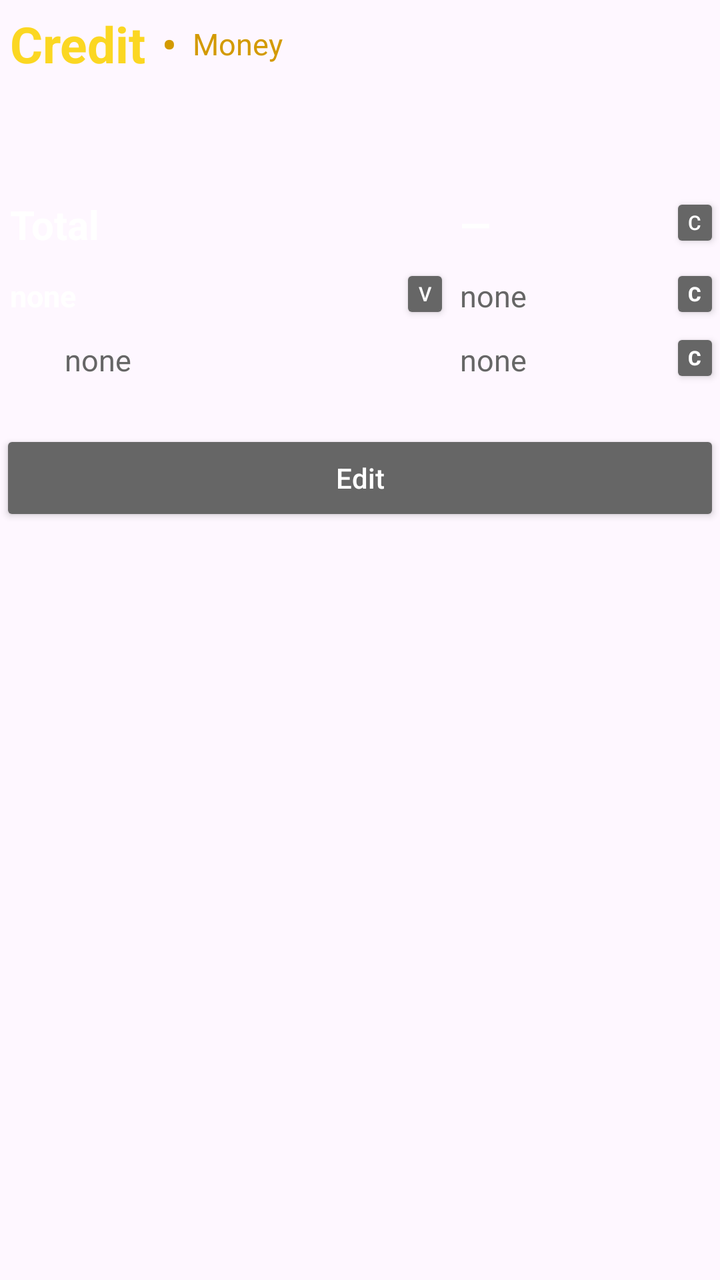
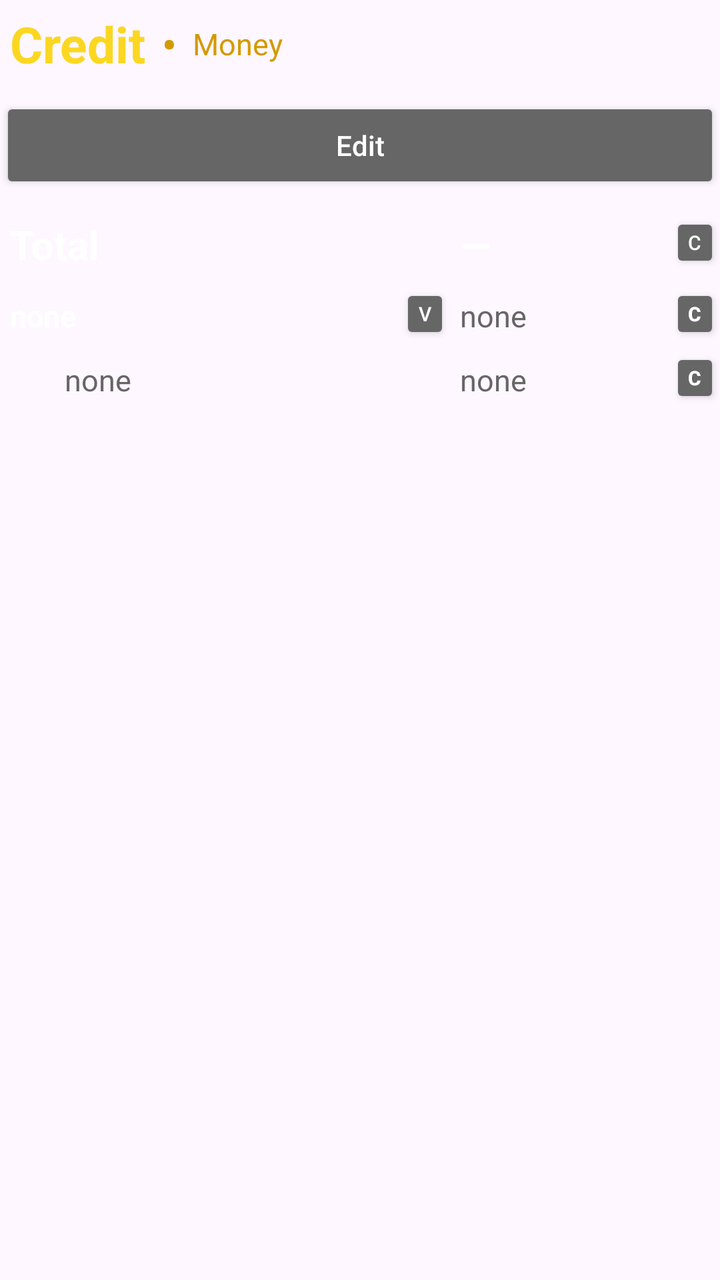

Screens rendered from an Android XML layout before and after an edit, with the pre-edit source and the edit as a unified diff.
<!-- AndroidManifest.xml: application theme Theme.Money -->
<!-- res/layout/iii_credit.xml -->
<?xml version="1.0" encoding="utf-8"?>
<androidx.constraintlayout.widget.ConstraintLayout
    xmlns:android="http://schemas.android.com/apk/res/android"
    xmlns:app="http://schemas.android.com/apk/res-auto"
    android:layout_width="match_parent"
    android:layout_height="match_parent">

    
    <LinearLayout
        android:id="@+id/main_action_bar"
        android:layout_width="wrap_content"
        android:layout_height="wrap_content"
        android:gravity="center"
        android:orientation="horizontal"

        app:layout_constraintStart_toStartOf="parent"
        app:layout_constraintTop_toTopOf="parent">

        
        <TextView
            android:id="@+id/b_ab_credit"
            android:text="@string/b_ab_credit"

            android:layout_width="wrap_content"
            android:layout_height="wrap_content"

            android:padding="5dp"
            android:textStyle="bold"
            android:textSize="25sp"
            android:textColor="#fbd722"/>

        
        <TextView
            android:text="@string/ab_separator"

            android:layout_width="wrap_content"
            android:layout_height="wrap_content"

            android:padding="3dp"
            android:textStyle="bold"
            android:textSize="20sp"
            android:textColor="#d39a00"/>

        
        <TextView
            android:id="@+id/b_ab_history"
            android:text="@string/ab_money"

            android:layout_width="wrap_content"
            android:layout_height="wrap_content"
            android:clickable="true"
            android:focusable="true"

            android:padding="5dp"
            android:textSize="15sp"
            android:textColor="#d39a00"/>
    </LinearLayout>

    <ScrollView
        android:id="@+id/scroll_view"
        android:layout_width="0dp"
        android:layout_height="wrap_content"
        android:layout_marginTop="48dp"

        app:layout_constraintStart_toStartOf="parent"
        app:layout_constraintEnd_toEndOf="parent"
        app:layout_constraintTop_toBottomOf="@id/main_action_bar">

        
        <LinearLayout
            android:layout_width="match_parent"
            android:layout_height="wrap_content"
            android:orientation="vertical">

            
            <LinearLayout
                android:layout_width="match_parent"
                android:layout_height="wrap_content"
                android:baselineAligned="false"
                android:orientation="horizontal">

                
                <LinearLayout
                    android:id="@+id/enter_bar"
                    android:layout_width="0dp"
                    android:layout_height="wrap_content"
                    android:layout_weight="1.25"

                    android:orientation="vertical">

                    <LinearLayout
                        android:layout_width="match_parent"
                        android:layout_height="wrap_content"
                        android:gravity="center_vertical"
                        android:orientation="horizontal" />

                    <LinearLayout
                        android:layout_width="match_parent"
                        android:layout_height="wrap_content"
                        android:gravity="center_vertical"
                        android:orientation="horizontal">

                        <TextView
                            android:layout_width="0dp"
                            android:layout_height="wrap_content"
                            android:layout_weight="1"
                            android:padding="5dp"
                            android:text="@string/cr_d_total"
                            android:textColor="#FFFFFF"
                            android:textSize="20sp"
                            android:textStyle="bold" />

                    </LinearLayout>

                    <LinearLayout
                        android:id="@+id/p2"
                        android:layout_width="match_parent"
                        android:layout_height="wrap_content"
                        android:gravity="center_vertical"
                        android:orientation="horizontal">

                        <TextView
                            android:layout_width="0dp"
                            android:textStyle="bold"
                            android:layout_height="wrap_content"
                            android:layout_weight="1"
                            android:padding="5dp"
                            android:text="@string/cr_d_name"
                            android:textColor="#FFFFFF"
                            android:textSize="15sp" />

                        <androidx.appcompat.widget.AppCompatButton
                            android:id="@+id/cr_b_name"
                            android:layout_width="25dp"
                            android:layout_height="30dp"
                            android:backgroundTint="#666666"
                            android:padding="0dp"
                            android:text="@string/cr_b_name"
                            android:textColor="#FFFFFF"
                            android:textSize="10sp"/>
                    </LinearLayout>


                    <TextView
                        android:layout_width="match_parent"
                        android:layout_height="wrap_content"
                        android:padding="5dp"
                        android:text="@string/cr_d_date"
                        android:textColor="#666666"
                        android:textSize="15sp" />

                </LinearLayout>

                
                <LinearLayout
                    android:id="@+id/input_bar"
                    android:layout_width="0dp"
                    android:layout_height="wrap_content"
                    android:layout_weight="0.75"
                    android:orientation="vertical">

                    <LinearLayout
                        android:id="@+id/total"
                        android:layout_width="match_parent"
                        android:layout_height="wrap_content"
                        android:gravity="center_vertical"
                        android:orientation="horizontal">

                        <TextView
                            android:id="@+id/cr_s_total"
                            android:layout_width="0dp"
                            android:layout_height="wrap_content"
                            android:layout_weight="1"
                            android:background="@null"
                            android:hint="@string/cr_s_total"
                            android:importantForAutofill="no"

                            android:inputType="numberDecimal"
                            android:padding="5dp"

                            android:text="@string/cr_s_total"
                            android:textColor="#FFFFFF"
                            android:textColorHint="#666666"
                            android:textSize="20sp"
                            android:textStyle="bold" />

                        <androidx.appcompat.widget.AppCompatButton
                            android:id="@+id/cr_s_b_total"
                            android:layout_width="25dp"
                            android:layout_height="30dp"
                            android:backgroundTint="#666666"
                            android:padding="0dp"
                            android:text="@string/cr_s_b_total"
                            android:textAllCaps="false"
                            android:textColor="#FFFFFF"
                            android:textSize="10sp" />
                    </LinearLayout>

                    <LinearLayout
                        android:id="@+id/name"
                        android:layout_width="match_parent"
                        android:layout_height="wrap_content"
                        android:gravity="center_vertical"
                        android:orientation="horizontal">

                        <EditText
                            android:id="@+id/cr_s_name"
                            android:layout_width="match_parent"

                            android:layout_height="wrap_content"
                            android:layout_weight="1"
                            android:background="@null"
                            android:hint="@string/cr_s_name"
                            android:importantForAutofill="no"
                            android:inputType="text"
                            android:padding="5dp"
                            android:textColor="#666666"
                            android:textColorHint="#666666"
                            android:textSize="15sp" />

                        <androidx.appcompat.widget.AppCompatButton
                            android:id="@+id/cr_s_b_name"
                            android:layout_width="25dp"
                            android:layout_height="30dp"
                            android:backgroundTint="#666666"
                            android:padding="0dp"
                            android:text="@string/cr_s_b_name"
                            android:textAllCaps="false"
                            android:textColor="#FFFFFF"
                            android:textSize="10sp"
                            android:textStyle="bold" />
                    </LinearLayout>

                    <LinearLayout
                        android:id="@+id/date"
                        android:layout_width="match_parent"
                        android:layout_height="wrap_content"
                        android:gravity="center_vertical"
                        android:orientation="horizontal">

                        <EditText
                            android:id="@+id/cr_s_date"
                            android:layout_width="match_parent"

                            android:layout_height="wrap_content"
                            android:layout_weight="1"
                            android:background="@null"
                            android:hint="@string/cr_s_date"
                            android:importantForAutofill="no"
                            android:inputType="text"
                            android:padding="5dp"
                            android:textColor="#666666"
                            android:textColorHint="#666666"
                            android:textSize="15sp" />

                        <androidx.appcompat.widget.AppCompatButton
                            android:id="@+id/cr_s_b_date"
                            android:layout_width="25dp"
                            android:layout_height="30dp"
                            android:backgroundTint="#666666"
                            android:padding="0dp"
                            android:text="@string/cr_s_b_date"
                            android:textAllCaps="false"
                            android:textColor="#FFFFFF"
                            android:textSize="10sp"
                            android:textStyle="bold" />
                    </LinearLayout>
                </LinearLayout>
            </LinearLayout>
        </LinearLayout>
    </ScrollView>

    
    <LinearLayout
        android:id="@+id/button_bar"
        android:layout_marginTop="20dp"
        android:orientation="horizontal"

        app:layout_constraintStart_toStartOf="parent"
        app:layout_constraintEnd_toEndOf="parent"
        app:layout_constraintTop_toBottomOf="@id/scroll_view"
        android:layout_width="0dp"
        android:layout_height="wrap_content"
        android:gravity="center">

        <androidx.appcompat.widget.AppCompatButton
            android:id="@+id/cr_b_edit"
            android:backgroundTint="#666666"
            android:text="@string/cr_b_edit"
            android:textAllCaps="false"
            android:textColor="#FFFFFF"
            android:layout_width="match_parent"
            android:layout_height="wrap_content"/>

    </LinearLayout>
</androidx.constraintlayout.widget.ConstraintLayout>
<!-- resources referenced by this layout -->
<resources>
  <string name="ab_money">        Money</string>
  <string name="ab_separator">    •</string>
  <string name="b_ab_credit">     Credit</string>
  <string name="cr_b_edit">       Edit</string>
  <string name="cr_b_name">       v</string>
  <string name="cr_d_date">       ㅤㅤnone</string>
  <string name="cr_d_name">       noneㅤㅤ</string>
  <string name="cr_d_total">      Totalㅤㅤ</string>
  <string name="cr_s_b_date">     C</string>
  <string name="cr_s_b_name">     C</string>
  <string name="cr_s_b_total">    C</string>
  <string name="cr_s_date">       noneㅤㅤ</string>
  <string name="cr_s_name">       noneㅤㅤ</string>
  <string name="cr_s_total">      —ㅤㅤ</string>
  <style name="Theme.Money" parent="Theme.Material3.DayNight.NoActionBar">
          
          <item name="colorPrimary">@color/purple_500</item>
          <item name="colorPrimaryVariant">@color/purple_700</item>
          <item name="colorOnPrimary">@color/white</item>
          
          <item name="colorSecondary">@color/teal_200</item>
          <item name="colorSecondaryVariant">@color/teal_700</item>
          <item name="colorOnSecondary">@color/black</item>
          
          <item name="android:statusBarColor">?attr/colorPrimaryVariant</item>
          
      </style>
  <color name="purple_500">#d39a00</color>
  <color name="purple_700">#d39a00</color>
  <color name="white">#FFFFFFFF</color>
  <color name="teal_200">#fbd722</color>
  <color name="teal_700">#fbd722</color>
  <color name="black">#FF000000</color>
</resources>

<!-- the commit's change to res/layout/iii_credit.xml (unified diff, before → after) -->
@@ -56,232 +56,16 @@
             android:textColor="#d39a00"/>
     </LinearLayout>
 
-    <ScrollView
-        android:id="@+id/scroll_view"
+    <LinearLayout
+        android:id="@+id/button_bar"
         android:layout_width="0dp"
         android:layout_height="wrap_content"
-        android:layout_marginTop="48dp"
-
+        android:layout_marginTop="5dp"
+        android:gravity="center"
+        android:orientation="horizontal"
+        app:layout_constraintTop_toBottomOf="@id/main_action_bar"
         app:layout_constraintStart_toStartOf="parent"
-        app:layout_constraintEnd_toEndOf="parent"
-        app:layout_constraintTop_toBottomOf="@id/main_action_bar">
-
-        
-        <LinearLayout
-            android:layout_width="match_parent"
-            android:layout_height="wrap_content"
-            android:orientation="vertical">
-
-            
-            <LinearLayout
-                android:layout_width="match_parent"
-                android:layout_height="wrap_content"
-                android:baselineAligned="false"
-                android:orientation="horizontal">
-
-                
-                <LinearLayout
-                    android:id="@+id/enter_bar"
-                    android:layout_width="0dp"
-                    android:layout_height="wrap_content"
-                    android:layout_weight="1.25"
-
-                    android:orientation="vertical">
-
-                    <LinearLayout
-                        android:layout_width="match_parent"
-                        android:layout_height="wrap_content"
-                        android:gravity="center_vertical"
-                        android:orientation="horizontal" />
-
-                    <LinearLayout
-                        android:layout_width="match_parent"
-                        android:layout_height="wrap_content"
-                        android:gravity="center_vertical"
-                        android:orientation="horizontal">
-
-                        <TextView
-                            android:layout_width="0dp"
-                            android:layout_height="wrap_content"
-                            android:layout_weight="1"
-                            android:padding="5dp"
-                            android:text="@string/cr_d_total"
-                            android:textColor="#FFFFFF"
-                            android:textSize="20sp"
-                            android:textStyle="bold" />
-
-                    </LinearLayout>
-
-                    <LinearLayout
-                        android:id="@+id/p2"
-                        android:layout_width="match_parent"
-                        android:layout_height="wrap_content"
-                        android:gravity="center_vertical"
-                        android:orientation="horizontal">
-
-                        <TextView
-                            android:layout_width="0dp"
-                            android:textStyle="bold"
-                            android:layout_height="wrap_content"
-                            android:layout_weight="1"
-                            android:padding="5dp"
-                            android:text="@string/cr_d_name"
-                            android:textColor="#FFFFFF"
-                            android:textSize="15sp" />
-
-                        <androidx.appcompat.widget.AppCompatButton
-                            android:id="@+id/cr_b_name"
-                            android:layout_width="25dp"
-                            android:layout_height="30dp"
-                            android:backgroundTint="#666666"
-                            android:padding="0dp"
-                            android:text="@string/cr_b_name"
-                            android:textColor="#FFFFFF"
-                            android:textSize="10sp"/>
-                    </LinearLayout>
-
-
-                    <TextView
-                        android:layout_width="match_parent"
-                        android:layout_height="wrap_content"
-                        android:padding="5dp"
-                        android:text="@string/cr_d_date"
-                        android:textColor="#666666"
-                        android:textSize="15sp" />
-
-                </LinearLayout>
-
-                
-                <LinearLayout
-                    android:id="@+id/input_bar"
-                    android:layout_width="0dp"
-                    android:layout_height="wrap_content"
-                    android:layout_weight="0.75"
-                    android:orientation="vertical">
-
-                    <LinearLayout
-                        android:id="@+id/total"
-                        android:layout_width="match_parent"
-                        android:layout_height="wrap_content"
-                        android:gravity="center_vertical"
-                        android:orientation="horizontal">
-
-                        <TextView
-                            android:id="@+id/cr_s_total"
-                            android:layout_width="0dp"
-                            android:layout_height="wrap_content"
-                            android:layout_weight="1"
-                            android:background="@null"
-                            android:hint="@string/cr_s_total"
-                            android:importantForAutofill="no"
-
-                            android:inputType="numberDecimal"
-                            android:padding="5dp"
-
-                            android:text="@string/cr_s_total"
-                            android:textColor="#FFFFFF"
-                            android:textColorHint="#666666"
-                            android:textSize="20sp"
-                            android:textStyle="bold" />
-
-                        <androidx.appcompat.widget.AppCompatButton
-                            android:id="@+id/cr_s_b_total"
-                            android:layout_width="25dp"
-                            android:layout_height="30dp"
-                            android:backgroundTint="#666666"
-                            android:padding="0dp"
-                            android:text="@string/cr_s_b_total"
-                            android:textAllCaps="false"
-                            android:textColor="#FFFFFF"
-                            android:textSize="10sp" />
-                    </LinearLayout>
-
-                    <LinearLayout
-                        android:id="@+id/name"
-                        android:layout_width="match_parent"
-                        android:layout_height="wrap_content"
-                        android:gravity="center_vertical"
-                        android:orientation="horizontal">
-
-                        <EditText
-                            android:id="@+id/cr_s_name"
-                            android:layout_width="match_parent"
-
-                            android:layout_height="wrap_content"
-                            android:layout_weight="1"
-                            android:background="@null"
-                            android:hint="@string/cr_s_name"
-                            android:importantForAutofill="no"
-                            android:inputType="text"
-                            android:padding="5dp"
-                            android:textColor="#666666"
-                            android:textColorHint="#666666"
-                            android:textSize="15sp" />
-
-                        <androidx.appcompat.widget.AppCompatButton
-                            android:id="@+id/cr_s_b_name"
-                            android:layout_width="25dp"
-                            android:layout_height="30dp"
-                            android:backgroundTint="#666666"
-                            android:padding="0dp"
-                            android:text="@string/cr_s_b_name"
-                            android:textAllCaps="false"
-                            android:textColor="#FFFFFF"
-                            android:textSize="10sp"
-                            android:textStyle="bold" />
-                    </LinearLayout>
-
-                    <LinearLayout
-                        android:id="@+id/date"
-                        android:layout_width="match_parent"
-                        android:layout_height="wrap_content"
-                        android:gravity="center_vertical"
-                        android:orientation="horizontal">
-
-                        <EditText
-                            android:id="@+id/cr_s_date"
-                            android:layout_width="match_parent"
-
-                            android:layout_height="wrap_content"
-                            android:layout_weight="1"
-                            android:background="@null"
-                            android:hint="@string/cr_s_date"
-                            android:importantForAutofill="no"
-                            android:inputType="text"
-                            android:padding="5dp"
-                            android:textColor="#666666"
-                            android:textColorHint="#666666"
-                            android:textSize="15sp" />
-
-                        <androidx.appcompat.widget.AppCompatButton
-                            android:id="@+id/cr_s_b_date"
-                            android:layout_width="25dp"
-                            android:layout_height="30dp"
-                            android:backgroundTint="#666666"
-                            android:padding="0dp"
-                            android:text="@string/cr_s_b_date"
-                            android:textAllCaps="false"
-                            android:textColor="#FFFFFF"
-                            android:textSize="10sp"
-                            android:textStyle="bold" />
-                    </LinearLayout>
-                </LinearLayout>
-            </LinearLayout>
-        </LinearLayout>
-    </ScrollView>
-
-    
-    <LinearLayout
-        android:id="@+id/button_bar"
-        android:layout_marginTop="20dp"
-        android:orientation="horizontal"
-
-        app:layout_constraintStart_toStartOf="parent"
-        app:layout_constraintEnd_toEndOf="parent"
-        app:layout_constraintTop_toBottomOf="@id/scroll_view"
-        android:layout_width="0dp"
-        android:layout_height="wrap_content"
-        android:gravity="center">
+        app:layout_constraintEnd_toEndOf="parent">
 
         <androidx.appcompat.widget.AppCompatButton
             android:id="@+id/cr_b_edit"
@@ -293,4 +77,220 @@
             android:layout_height="wrap_content"/>
 
     </LinearLayout>
+    <ScrollView
+        android:id="@+id/scroll_view"
+        android:layout_width="0dp"
+        android:layout_height="wrap_content"
+        android:layout_marginTop="5dp"
+
+        app:layout_constraintStart_toStartOf="parent"
+        app:layout_constraintEnd_toEndOf="parent"
+        app:layout_constraintTop_toBottomOf="@id/button_bar">
+
+        
+        <LinearLayout
+            android:layout_width="match_parent"
+            android:layout_height="wrap_content"
+            android:orientation="vertical">
+
+            
+            <LinearLayout
+                android:layout_width="match_parent"
+                android:layout_height="wrap_content"
+                android:baselineAligned="false"
+                android:orientation="horizontal">
+
+                
+                <LinearLayout
+                    android:id="@+id/enter_bar"
+                    android:layout_width="0dp"
+                    android:layout_height="wrap_content"
+                    android:layout_weight="1.25"
+
+                    android:orientation="vertical">
+
+                    <LinearLayout
+                        android:layout_width="match_parent"
+                        android:layout_height="wrap_content"
+                        android:gravity="center_vertical"
+                        android:orientation="horizontal" />
+
+                    <LinearLayout
+                        android:layout_width="match_parent"
+                        android:layout_height="wrap_content"
+                        android:gravity="center_vertical"
+                        android:orientation="horizontal">
+
+                        <TextView
+                            android:layout_width="0dp"
+                            android:layout_height="wrap_content"
+                            android:layout_weight="1"
+                            android:padding="5dp"
+                            android:text="@string/cr_d_total"
+                            android:textColor="#FFFFFF"
+                            android:textSize="20sp"
+                            android:textStyle="bold" />
+
+                    </LinearLayout>
+
+                    <LinearLayout
+                        android:id="@+id/p2"
+                        android:layout_width="match_parent"
+                        android:layout_height="wrap_content"
+                        android:gravity="center_vertical"
+                        android:orientation="horizontal">
+
+                        <TextView
+                            android:layout_width="0dp"
+                            android:textStyle="bold"
+                            android:layout_height="wrap_content"
+                            android:layout_weight="1"
+                            android:padding="5dp"
+                            android:text="@string/cr_d_name"
+                            android:textColor="#FFFFFF"
+                            android:textSize="15sp" />
+
+                        <androidx.appcompat.widget.AppCompatButton
+                            android:id="@+id/cr_b_name"
+                            android:layout_width="25dp"
+                            android:layout_height="30dp"
+                            android:backgroundTint="#666666"
+                            android:padding="0dp"
+                            android:text="@string/cr_b_name"
+                            android:textColor="#FFFFFF"
+                            android:textSize="10sp"/>
+                    </LinearLayout>
+
+
+                    <TextView
+                        android:layout_width="match_parent"
+                        android:layout_height="wrap_content"
+                        android:padding="5dp"
+                        android:text="@string/cr_d_date"
+                        android:textColor="#666666"
+                        android:textSize="15sp" />
+
+                </LinearLayout>
+
+                
+                <LinearLayout
+                    android:id="@+id/input_bar"
+                    android:layout_width="0dp"
+                    android:layout_height="wrap_content"
+                    android:layout_weight="0.75"
+                    android:orientation="vertical">
+
+                    <LinearLayout
+                        android:id="@+id/total"
+                        android:layout_width="match_parent"
+                        android:layout_height="wrap_content"
+                        android:gravity="center_vertical"
+                        android:orientation="horizontal">
+
+                        <TextView
+                            android:id="@+id/cr_s_total"
+                            android:layout_width="0dp"
+                            android:layout_height="wrap_content"
+                            android:layout_weight="1"
+                            android:background="@null"
+                            android:hint="@string/cr_s_total"
+                            android:importantForAutofill="no"
+
+                            android:inputType="numberDecimal"
+                            android:padding="5dp"
+
+                            android:text="@string/cr_s_total"
+                            android:textColor="#FFFFFF"
+                            android:textColorHint="#666666"
+                            android:textSize="20sp"
+                            android:textStyle="bold" />
+
+                        <androidx.appcompat.widget.AppCompatButton
+                            android:id="@+id/cr_s_b_total"
+                            android:layout_width="25dp"
+                            android:layout_height="30dp"
+                            android:backgroundTint="#666666"
+                            android:padding="0dp"
+                            android:text="@string/cr_s_b_total"
+                            android:textAllCaps="false"
+                            android:textColor="#FFFFFF"
+                            android:textSize="10sp" />
+                    </LinearLayout>
+
+                    <LinearLayout
+                        android:id="@+id/name"
+                        android:layout_width="match_parent"
+                        android:layout_height="wrap_content"
+                        android:gravity="center_vertical"
+                        android:orientation="horizontal">
+
+                        <EditText
+                            android:id="@+id/cr_s_name"
+                            android:layout_width="match_parent"
+
+                            android:layout_height="wrap_content"
+                            android:layout_weight="1"
+                            android:background="@null"
+                            android:hint="@string/cr_s_name"
+                            android:importantForAutofill="no"
+                            android:inputType="text"
+                            android:padding="5dp"
+                            android:textColor="#666666"
+                            android:textColorHint="#666666"
+                            android:textSize="15sp" />
+
+                        <androidx.appcompat.widget.AppCompatButton
+                            android:id="@+id/cr_s_b_name"
+                            android:layout_width="25dp"
+                            android:layout_height="30dp"
+                            android:backgroundTint="#666666"
+                            android:padding="0dp"
+                            android:text="@string/cr_s_b_name"
+                            android:textAllCaps="false"
+                            android:textColor="#FFFFFF"
+                            android:textSize="10sp"
+                            android:textStyle="bold" />
+                    </LinearLayout>
+
+                    <LinearLayout
+                        android:id="@+id/date"
+                        android:layout_width="match_parent"
+                        android:layout_height="wrap_content"
+                        android:gravity="center_vertical"
+                        android:orientation="horizontal">
+
+                        <EditText
+                            android:id="@+id/cr_s_date"
+                            android:layout_width="match_parent"
+
+                            android:layout_height="wrap_content"
+                            android:layout_weight="1"
+                            android:background="@null"
+                            android:hint="@string/cr_s_date"
+                            android:importantForAutofill="no"
+                            android:inputType="text"
+                            android:padding="5dp"
+                            android:textColor="#666666"
+                            android:textColorHint="#666666"
+                            android:textSize="15sp" />
+
+                        <androidx.appcompat.widget.AppCompatButton
+                            android:id="@+id/cr_s_b_date"
+                            android:layout_width="25dp"
+                            android:layout_height="30dp"
+                            android:backgroundTint="#666666"
+                            android:padding="0dp"
+                            android:text="@string/cr_s_b_date"
+                            android:textAllCaps="false"
+                            android:textColor="#FFFFFF"
+                            android:textSize="10sp"
+                            android:textStyle="bold" />
+                    </LinearLayout>
+                </LinearLayout>
+            </LinearLayout>
+        </LinearLayout>
+    </ScrollView>
+
+    
+
 </androidx.constraintlayout.widget.ConstraintLayout>
